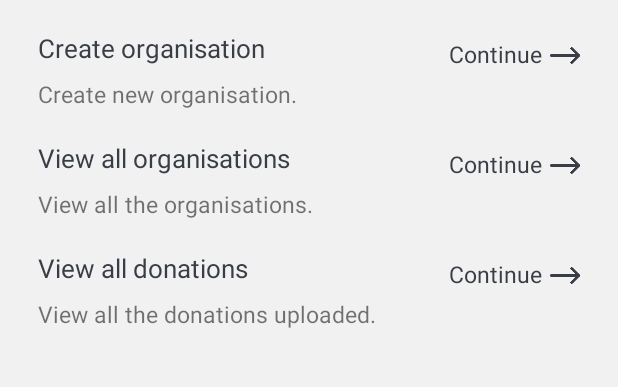
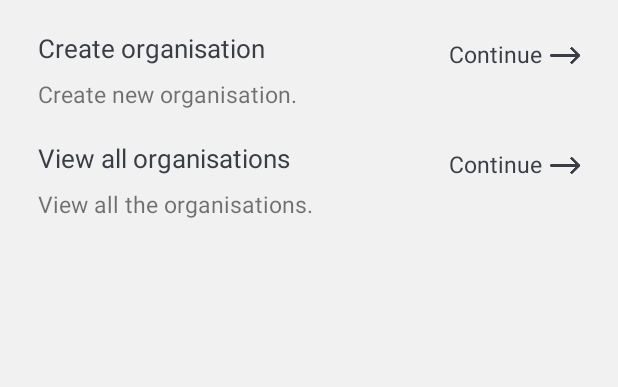
Before and after one commit to bryonyoni/DonorHubAdmin, an Android app: the fragment Home shown on its own in the app's theme, on a phone screen of 412 x 824 dp, the part 198-585 px from its top. Run offline under Robolectric (Android 15) with nearby library versions, the phone set to English and light mode, and no system bars.

Commit message:
removed option for loading donations

```diff
--- a/app/src/main/res/layout/fragment_home.xml
+++ b/app/src/main/res/layout/fragment_home.xml
@@ -184,6 +184,7 @@
                         android:layout_width="match_parent"
                         android:orientation="vertical"
                         android:layout_marginTop="20dp"
+                        android:visibility="gone"
                         android:layout_height="wrap_content">
 
                         <RelativeLayout
--- a/app/src/main/res/layout/fragment_view_organisation.xml
+++ b/app/src/main/res/layout/fragment_view_organisation.xml
@@ -60,6 +60,7 @@
         <RelativeLayout
             android:layout_width="match_parent"
             android:paddingHorizontal="15dp"
+            android:visibility="gone"
             android:layout_marginTop="20dp"
             android:layout_height="wrap_content">
 
```
Also changed, not shown: app/src/main/java/com/bry/donorhubadmin/Activities/MainActivity.kt (+7 -7 lines).
